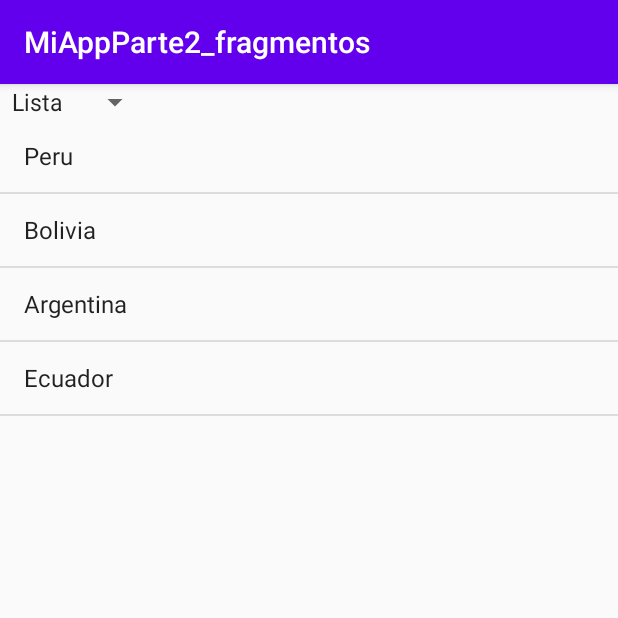
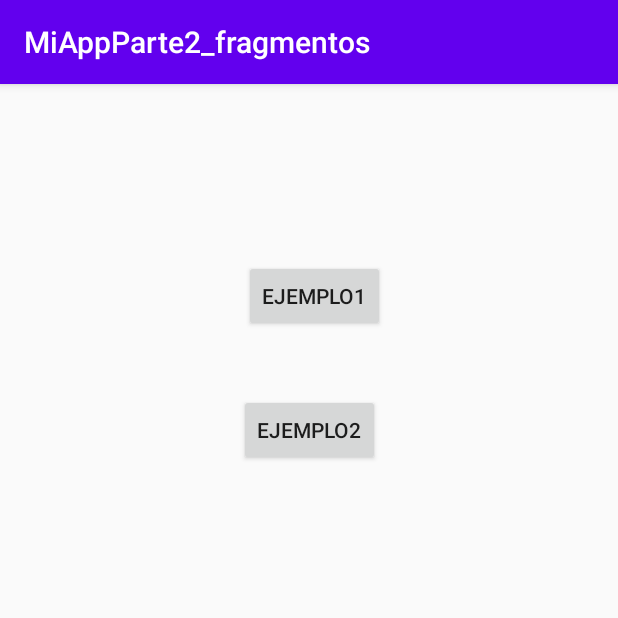
Before and after one commit to WCNosliwsys/MiAppParte2_fragmentos, an Android app: the screen it shows after launch (MainActivity before the commit, EjemplosFragment after it), on a phone screen of 412 x 824 dp, the top half of it. Run offline under Robolectric (Android 15) with nearby library versions, the phone set to English and light mode, and no system bars.

Commit message:
Organizando ejemplo2 y añadiendo recyclerview usando un pojo

```diff
--- a/app/build.gradle
+++ b/app/build.gradle
@@ -26,6 +26,8 @@ dependencies {
     implementation fileTree(dir: "libs", include: ["*.jar"])
     implementation 'androidx.appcompat:appcompat:1.2.0'
     implementation 'androidx.constraintlayout:constraintlayout:2.0.1'
+    implementation 'androidx.cardview:cardview:1.0.0'
+    implementation 'androidx.recyclerview:recyclerview:1.1.0'
     testImplementation 'junit:junit:4.12'
     androidTestImplementation 'androidx.test.ext:junit:1.1.2'
     androidTestImplementation 'androidx.test.espresso:espresso-core:3.3.0'
--- a/app/src/main/AndroidManifest.xml
+++ b/app/src/main/AndroidManifest.xml
@@ -9,7 +9,10 @@
         android:roundIcon="@mipmap/ic_launcher_round"
         android:supportsRtl="true"
         android:theme="@style/AppTheme">
-        <activity android:name=".MainActivity">
+        <activity android:name=".DetalleCorreo"></activity>
+        <activity android:name=".ListaCorreo" />
+        <activity android:name=".Ejemplo1.MainActivity" />
+        <activity android:name=".EjemplosFragment">
             <intent-filter>
                 <action android:name="android.intent.action.MAIN" />
 
--- a/app/src/main/java/com/ditec/miappparte2_fragmentos/GridFragmento.java
+++ b/app/src/main/java/com/ditec/miappparte2_fragmentos/Ejemplo1/GridFragmento.java
@@ -1,4 +1,4 @@
-package com.ditec.miappparte2_fragmentos;
+package com.ditec.miappparte2_fragmentos.Ejemplo1;
 
 import android.os.Bundle;
 import android.view.LayoutInflater;
@@ -11,6 +11,8 @@ import androidx.annotation.NonNull;
 import androidx.annotation.Nullable;
 import androidx.fragment.app.Fragment;
 
+import com.ditec.miappparte2_fragmentos.R;
+
 public class GridFragmento  extends Fragment {
     @Nullable
     @Override
--- a/app/src/main/java/com/ditec/miappparte2_fragmentos/ListaFragmento.java
+++ b/app/src/main/java/com/ditec/miappparte2_fragmentos/Ejemplo1/ListaFragmento.java
@@ -1,4 +1,4 @@
-package com.ditec.miappparte2_fragmentos;
+package com.ditec.miappparte2_fragmentos.Ejemplo1;
 
 import android.os.Bundle;
 import android.view.LayoutInflater;
@@ -9,6 +9,8 @@ import androidx.annotation.NonNull;
 import androidx.annotation.Nullable;
 import androidx.fragment.app.Fragment;
 
+import com.ditec.miappparte2_fragmentos.R;
+
 public class ListaFragmento extends Fragment {
     @Nullable
     @Override
--- a/app/src/main/java/com/ditec/miappparte2_fragmentos/MainActivity.java
+++ b/app/src/main/java/com/ditec/miappparte2_fragmentos/Ejemplo1/MainActivity.java
@@ -1,4 +1,4 @@
-package com.ditec.miappparte2_fragmentos;
+package com.ditec.miappparte2_fragmentos.Ejemplo1;
 
 import androidx.appcompat.app.AppCompatActivity;
 import androidx.fragment.app.Fragment;
@@ -10,6 +10,8 @@ import android.view.View;
 import android.widget.AdapterView;
 import android.widget.Spinner;
 import android.widget.Toast;
+
+import com.ditec.miappparte2_fragmentos.R;
 
 public class MainActivity extends AppCompatActivity {
 
--- /dev/null
+++ b/app/src/main/java/com/ditec/miappparte2_fragmentos/EjemplosFragment.java
@@ -0,0 +1,26 @@
+package com.ditec.miappparte2_fragmentos;
+
+import androidx.appcompat.app.AppCompatActivity;
+
+import android.content.Intent;
+import android.os.Bundle;
+import android.view.View;
+
+import com.ditec.miappparte2_fragmentos.Ejemplo1.MainActivity;
+
+public class EjemplosFragment extends AppCompatActivity {
+
+    @Override
+    protected void onCreate(Bundle savedInstanceState) {
+        super.onCreate(savedInstanceState);
+        setContentView(R.layout.activity_ejemplos_fragment);
+    }
+
+    public void ejemplo1(View view) {
+        startActivity(new Intent(this, MainActivity.class));
+    }
+
+    public void ejemplo2(View view) {
+        startActivity(new Intent(this, ListaCorreo.class));
+    }
+}
--- /dev/null
+++ b/app/src/main/res/layout/activity_ejemplos_fragment.xml
@@ -0,0 +1,31 @@
+<?xml version="1.0" encoding="utf-8"?>
+<androidx.constraintlayout.widget.ConstraintLayout xmlns:android="http://schemas.android.com/apk/res/android"
+    xmlns:app="http://schemas.android.com/apk/res-auto"
+    xmlns:tools="http://schemas.android.com/tools"
+    android:layout_width="match_parent"
+    android:layout_height="match_parent"
+    tools:context=".EjemplosFragment">
+
+    <Button
+        android:onClick="ejemplo1"
+        android:id="@+id/button"
+        android:layout_width="wrap_content"
+        android:layout_height="wrap_content"
+        android:layout_marginStart="3dp"
+        android:layout_marginLeft="3dp"
+        android:layout_marginTop="117dp"
+        android:text="Ejemplo1"
+        app:layout_constraintStart_toStartOf="@+id/button2"
+        app:layout_constraintTop_toTopOf="parent" />
+
+    <Button
+        android:onClick="ejemplo2"
+        android:id="@+id/button2"
+        android:layout_width="wrap_content"
+        android:layout_height="wrap_content"
+        android:layout_marginTop="41dp"
+        android:text="Ejemplo2"
+        app:layout_constraintEnd_toEndOf="parent"
+        app:layout_constraintStart_toStartOf="parent"
+        app:layout_constraintTop_toBottomOf="@+id/button" />
+</androidx.constraintlayout.widget.ConstraintLayout>
--- a/app/src/main/res/layout/activity_main.xml
+++ b/app/src/main/res/layout/activity_main.xml
@@ -5,7 +5,7 @@
     android:layout_width="match_parent"
     android:layout_height="match_parent"
     android:orientation="vertical"
-    tools:context=".MainActivity">
+    tools:context=".Ejemplo1.MainActivity">
     <Spinner
         android:id="@+id/mispinner"
         android:entries="@array/tipo"
```
Also changed, not shown: app/src/main/java/com/ditec/miappparte2_fragmentos/AdapterCorreo.java (added, +52 -0 lines), app/src/main/java/com/ditec/miappparte2_fragmentos/Correo.java (added, +25 -0 lines), app/src/main/java/com/ditec/miappparte2_fragmentos/DetalleCorreo.java (added, +14 -0 lines), app/src/main/java/com/ditec/miappparte2_fragmentos/ListaCorreo.java (added, +31 -0 lines), app/src/main/res/layout/activity_detalle_correo.xml (added, +9 -0 lines), app/src/main/res/layout/activity_lista_correo.xml (added, +7 -0 lines), app/src/main/res/layout/list_item_correo.xml (added, +29 -0 lines).
